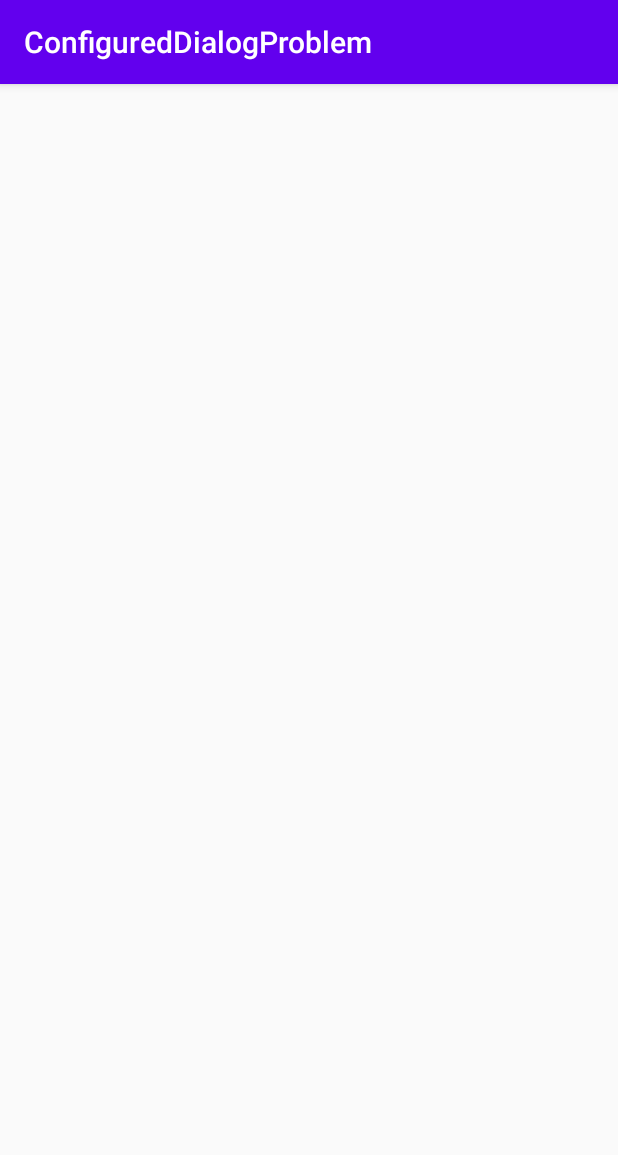
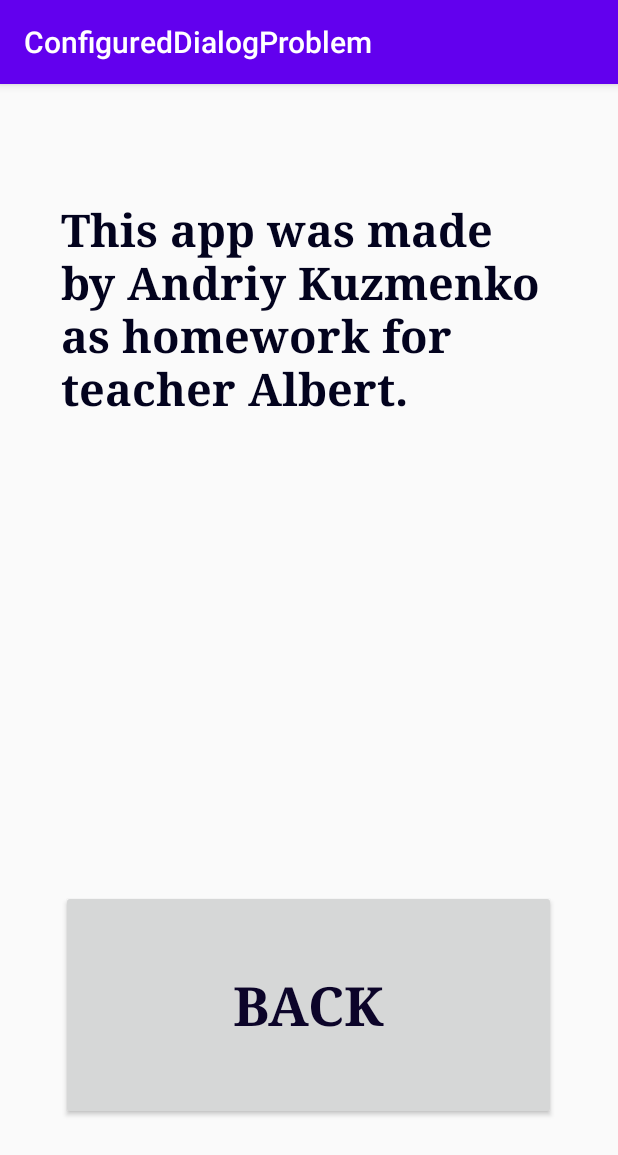
Before and after one commit to AndriyKuzmenko/ConfiguredDialogProblem, an Android app: the creditsActivity screen opened directly, with no data from a screen before it, on a phone screen of 412 x 824 dp. Shown: the top 1155 px of the screen. Run offline under Robolectric (Android 15) with nearby library versions, the phone set to English and light mode, and no system bars.

Commit message:
Update activity_credits.xml

```diff
--- a/app/src/main/res/layout/activity_credits.xml
+++ b/app/src/main/res/layout/activity_credits.xml
@@ -1,9 +1,61 @@
 <?xml version="1.0" encoding="utf-8"?>
-<androidx.constraintlayout.widget.ConstraintLayout xmlns:android="http://schemas.android.com/apk/res/android"
+<LinearLayout xmlns:android="http://schemas.android.com/apk/res/android"
     xmlns:app="http://schemas.android.com/apk/res-auto"
     xmlns:tools="http://schemas.android.com/tools"
     android:layout_width="match_parent"
     android:layout_height="match_parent"
     tools:context=".creditsActivity">
 
-</androidx.constraintlayout.widget.ConstraintLayout>
+    <Space
+        android:layout_width="0px"
+        android:layout_height="match_parent"
+        android:layout_weight="1" />
+
+    <LinearLayout
+        android:layout_width="0px"
+        android:layout_height="match_parent"
+        android:layout_weight="8"
+        android:orientation="vertical">
+
+        <Space
+            android:layout_width="match_parent"
+            android:layout_height="0px"
+            android:layout_weight="1" />
+
+        <TextView
+            android:layout_width="match_parent"
+            android:layout_height="0px"
+            android:layout_weight="5"
+            android:fontFamily="serif"
+            android:text="This app was made by Andriy Kuzmenko as homework for teacher Albert."
+            android:textColor="#03031E"
+            android:textSize="30sp"
+            android:textStyle="bold" />
+
+        <Space
+            android:layout_width="match_parent"
+            android:layout_height="0px"
+            android:layout_weight="1" />
+
+        <Button
+            android:layout_width="match_parent"
+            android:layout_height="0px"
+            android:layout_weight="2"
+            android:fontFamily="serif"
+            android:onClick="back"
+            android:text="Back"
+            android:textColor="#0C0429"
+            android:textSize="36sp"
+            android:textStyle="bold" />
+
+        <Space
+            android:layout_width="match_parent"
+            android:layout_height="0px"
+            android:layout_weight="1" />
+    </LinearLayout>
+
+    <Space
+        android:layout_width="0px"
+        android:layout_height="match_parent"
+        android:layout_weight="1" />
+</LinearLayout>
```
